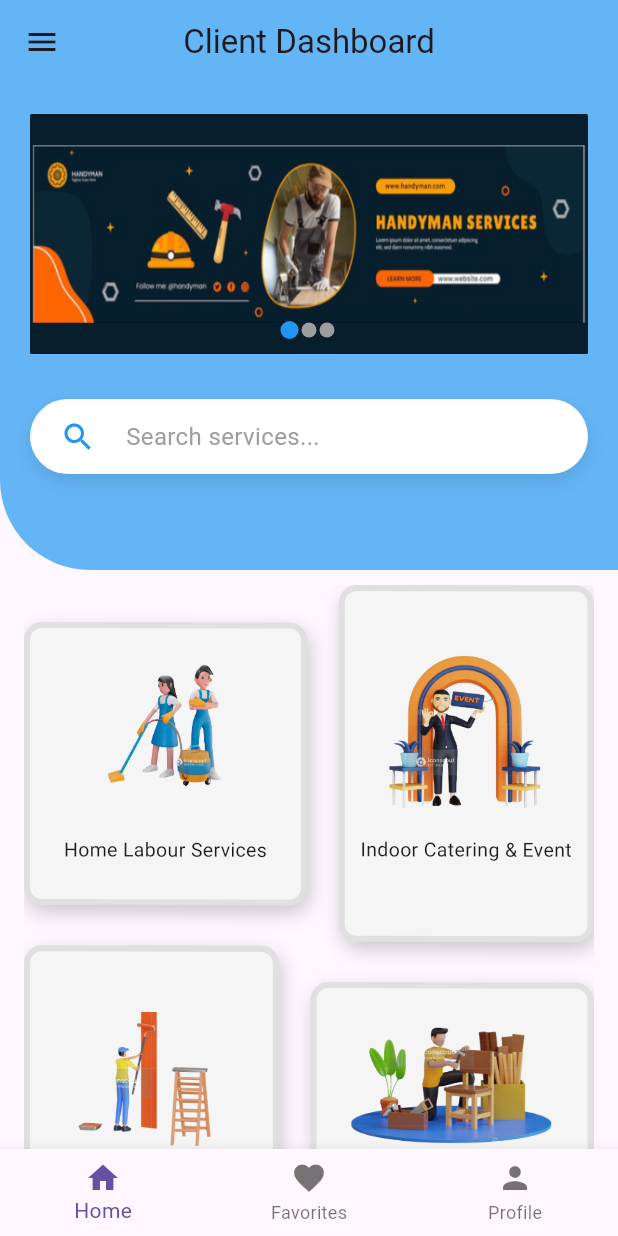
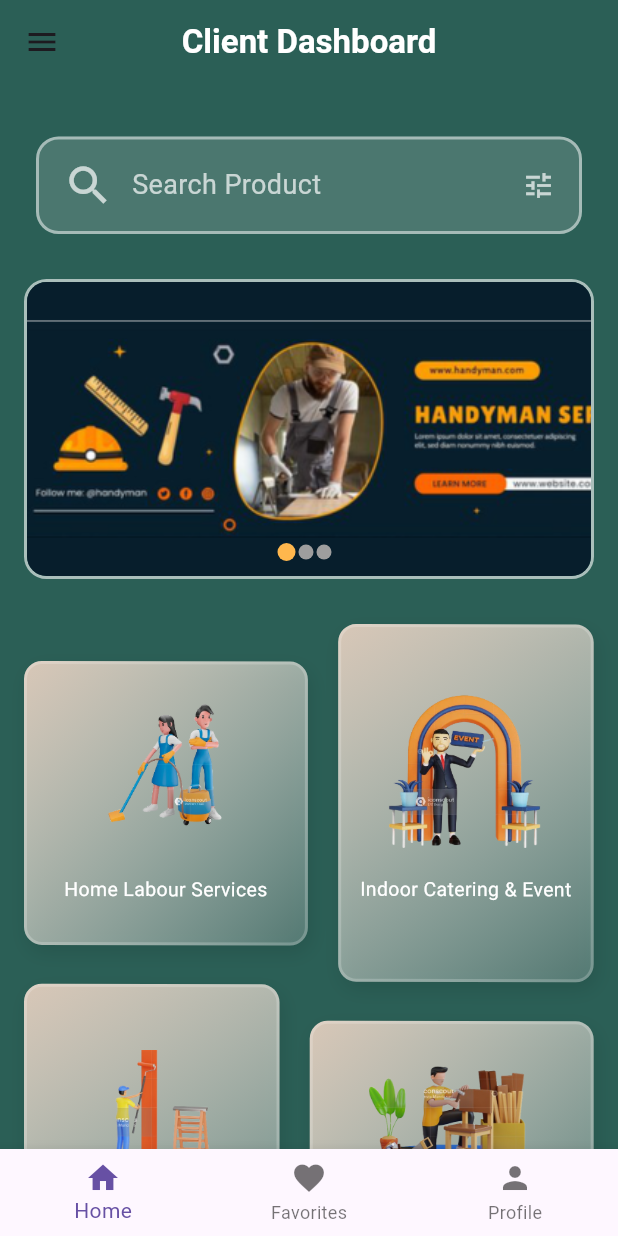
Before and after one commit to chhamza11/handyman_home_services_app, a Flutter app: the ClientDashboardScreen screen opened by its route, on a phone screen of 412 x 824 dp. Run offline on Flutter 3.47's test engine with Material 3 defaults, Android fonts, the phone set to English and light mode, and no system bars; drawn by our look-alikes of dots_indicator; our stand-ins replace animate_do, cloud_firestore, firebase_auth, firebase_core, flutter_animate, flutter_svg and 4 more; accounts and stored records are empty.

Commit message:
change home scren

```diff
--- a/lib/features/client/screens/client_dashboard.dart
+++ b/lib/features/client/screens/client_dashboard.dart
@@ -18,8 +18,6 @@ class ClientDashboardScreen extends StatefulWidget {
 
 class _ClientDashboardScreenState extends State<ClientDashboardScreen> {
   String currentSide = 'client'; // Tracks the current user side (Client)
-  int selectedService =
-      -1; // Tracks the selected service; -1 means no service selected
   late PageController
       _pageController; // Controller for the page view to auto-scroll banners
   int _currentBannerIndex =
@@ -27,6 +25,9 @@ class _ClientDashboardScreenState extends State<ClientDashboardScreen> {
   TextEditingController searchController =
       TextEditingController(); // Search bar controller
   bool _isSearching = false;
+  bool _isHovered = false;
+  FocusNode _searchFocusNode = FocusNode();
+  int? _tempSelectedService; // For temporary selection display
 
   // List of banner images to be displayed in the banner slider
   List<String> bannerImages = [
@@ -52,6 +53,12 @@ class _ClientDashboardScreenState extends State<ClientDashboardScreen> {
     _startBannerAutoScroll(); // Start the auto-scrolling for the banner
   }
 
+  @override
+  void dispose() {
+    _searchFocusNode.dispose();
+    super.dispose();
+  }
+
   // Function to auto-scroll the banner images every 3 seconds
   void _startBannerAutoScroll() {
     Timer.periodic(Duration(seconds: 3), (Timer timer) {
@@ -73,7 +80,8 @@ class _ClientDashboardScreenState extends State<ClientDashboardScreen> {
   Future<void> _logout() async {
     try {
       // Get the MainController
-      final mainController = Provider.of<MainController>(context, listen: false);
+      final mainController =
+          Provider.of<MainController>(context, listen: false);
 
       // This will handle Firebase signout, clear SharedPreferences, and Hive storage
       await mainController.logout();
@@ -100,18 +108,8 @@ class _ClientDashboardScreenState extends State<ClientDashboardScreen> {
   }
 
   // Navigate to the respective service screen based on the selected service
-  void _navigateToNextScreen() {
-    if (selectedService == -1) {
-      ScaffoldMessenger.of(context).showSnackBar(
-        SnackBar(
-          content: Text('Please select a service first!'),
-          backgroundColor: Colors.red,
-        ),
-      );
-      return;
-    }
-
-    String selectedServiceName = services[selectedService].name;
+  void _navigateToNextScreen(int index) {
+    String selectedServiceName = services[index].name;
 
     // Navigate to the screen based on the selected service
     if (selectedServiceName == 'Home Labour Services') {
@@ -130,102 +128,97 @@ class _ClientDashboardScreenState extends State<ClientDashboardScreen> {
   @override
   Widget build(BuildContext context) {
     return Scaffold(
-      appBar: PreferredSize(
-        preferredSize: Size.fromHeight(
-            380.0), // Increased height to accommodate search bar
-        child: Container(
-          decoration: BoxDecoration(
-            color: Colors.blue[300],
-            borderRadius: BorderRadius.only(
-              bottomLeft: Radius.circular(60),
+      backgroundColor: Color(0xFF2B5F56),
+
+      appBar: AppBar(
+        backgroundColor: Colors.transparent,
+        elevation: 0,
+        title: Text(
+          'Client Dashboard',
+          style: TextStyle(
+            color: Colors.white,
+            fontWeight: FontWeight.bold,
           ),
         ),
+        centerTitle: true,
+        bottom: PreferredSize(
+          preferredSize: Size.fromHeight(110),
           child: Column(
             children: [
-              AppBar(
-                backgroundColor: Colors.transparent,
-                elevation: 0,
-                title: Text('Client Dashboard'),
-                centerTitle: true,
-              ),
-              // Existing container
-              Container(
-                height: 200,
-                width: MediaQuery.of(context).size.width,
-                padding: EdgeInsets.all(20.0),
-                child: Stack(
-                  children: [
-                    PageView.builder(
-                      controller: _pageController,
-                      itemCount: bannerImages.length,
-                      onPageChanged: (index) {
-                        setState(() {
-                          _currentBannerIndex = index;
-                        });
-                      },
-                      itemBuilder: (context, index) {
-                        return ClipRRect(
-                          borderRadius: BorderRadius.circular(1),
-                          child: BackdropFilter(
-                            filter: ImageFilter.blur(sigmaX: 5.0, sigmaY: 5.0),
-                            child: Image.asset(
-                              bannerImages[index],
-                              fit: BoxFit.fill,
-                            ),
-                          ),
-                        );
-                      },
-                    ),
-                    Positioned(
-                      bottom: 10,
-                      left: MediaQuery.of(context).size.width * 0.5 - 40,
-                      child: DotsIndicator(
-                        dotsCount: bannerImages.length,
-                        position: _currentBannerIndex.toDouble(),
-                        decorator: DotsDecorator(
-                          activeColor: Colors.blue,
-                          size: Size(10.0, 10.0),
-                          activeSize: Size(12.0, 12.0),
-                          spacing: EdgeInsets.symmetric(horizontal: 1.0),
-                        ),
-                      ),
-                    ),
-                  ],
-                ),
-              ),
-              // New Search Bar
+              SizedBox(height: 15),
               Padding(
-                padding: EdgeInsets.symmetric(horizontal: 20.0, vertical: 10.0),
+                padding: EdgeInsets.symmetric(horizontal: 24.0),
                 child: GestureDetector(
                   onTap: () {
                     setState(() {
                       _isSearching = true;
                     });
                   },
-                  child: Container(
-                    height: 50,
+                  child: AnimatedContainer(
+                    duration: Duration(milliseconds: 300),
+                    height: 65,
+                    width: MediaQuery.of(context).size.width * 0.9,
                     decoration: BoxDecoration(
-                      color: Colors.white,
-                      borderRadius: BorderRadius.circular(25),
-                      boxShadow: [
+                      color: _isSearching
+                          ? Colors.white.withOpacity(0.2)
+                          : Colors.white.withOpacity(0.15),
+                      borderRadius: BorderRadius.circular(15),
+                      border: Border.all(
+                        color: _isSearching
+                            ? Colors.white.withOpacity(0.3)
+                            : Colors.white.withOpacity(0.5),
+                        width: 2,
+                      ),
+                      boxShadow: _isSearching
+                          ? [
                               BoxShadow(
                                 color: Colors.black.withOpacity(0.1),
-                          blurRadius: 10,
-                          offset: Offset(0, 5),
-                        ),
-                      ],
+                                blurRadius: 8,
+                                offset: Offset(0, 4),
+                              )
+                            ]
+                          : [],
                     ),
                     child: _isSearching
                         ? TextField(
                             controller: searchController,
-                            autofocus:
-                                true, // Automatically show keyboard when search is activated
+                            style: TextStyle(
+                              color: Colors.white,
+                              fontSize: 16,
+                            ),
                             decoration: InputDecoration(
-                              hintText: 'Search services...',
-                              prefixIcon:
-                                  Icon(Icons.search, color: Colors.blue),
-                              suffixIcon: IconButton(
-                                icon: Icon(Icons.clear, color: Colors.grey),
+                              hintText: 'Search Product',
+                              hintStyle: TextStyle(
+                                color: Colors.white.withOpacity(0.7),
+                                fontSize: 16,
+                              ),
+                              prefixIcon: Padding(
+                                padding: EdgeInsets.only(left: 16, right: 8),
+                                child: Icon(
+                                  Icons.search,
+                                  color: Colors.white.withOpacity(0.7),
+                                  size: 24,
+                                ),
+                              ),
+                              suffixIcon: Row(
+                                mainAxisSize: MainAxisSize.min,
+                                children: [
+                                  IconButton(
+                                    icon: Icon(
+                                      Icons.tune,
+                                      color: Colors.white.withOpacity(0.7),
+                                      size: 22,
+                                    ),
+                                    onPressed: () {
+                                      // Add filter functionality here
+                                    },
+                                  ),
+                                  IconButton(
+                                    icon: Icon(
+                                      Icons.clear,
+                                      color: Colors.white.withOpacity(0.7),
+                                      size: 22,
+                                    ),
                                     onPressed: () {
                                       setState(() {
                                         searchController.clear();
@@ -233,34 +226,42 @@ class _ClientDashboardScreenState extends State<ClientDashboardScreen> {
                                       });
                                     },
                                   ),
+                                ],
+                              ),
                               border: InputBorder.none,
-                              contentPadding: EdgeInsets.symmetric(
-                                  horizontal: 20, vertical: 15),
+                              contentPadding:
+                                  EdgeInsets.symmetric(horizontal: 16),
                             ),
-                            onChanged: (value) {
-                              setState(() {
-                                // Implement your search logic here
-                              });
-                            },
                           )
                         : Row(
                             children: [
-                              Padding(
-                                padding: EdgeInsets.symmetric(horizontal: 20),
-                                child: Icon(Icons.search, color: Colors.blue),
+                              SizedBox(width: 16),
+                              Icon(
+                                Icons.search,
+                                color: Colors.white.withOpacity(0.7),
+                                size: 34,
                               ),
+                              SizedBox(width: 12),
                               Text(
-                                'Search services...',
+                                'Search Product',
                                 style: TextStyle(
-                                  color: Colors.grey,
-                                  fontSize: 16,
+                                  color: Colors.white.withOpacity(0.7),
+                                  fontSize: 18,
                                 ),
                               ),
+                              Spacer(),
+                              Icon(
+                                Icons.tune,
+                                color: Colors.white.withOpacity(0.7),
+                                size: 22,
+                              ),
+                              SizedBox(width: 16),
                             ],
                           ),
                   ),
                 ),
               ),
+              SizedBox(height: 10),
             ],
           ),
         ),
@@ -304,59 +305,127 @@ class _ClientDashboardScreenState extends State<ClientDashboardScreen> {
           ],
         ),
       ),
-      body: Padding(
+      body: SingleChildScrollView(
+        child: Padding(
           padding: EdgeInsets.symmetric(horizontal: 16.0),
-        child: LayoutBuilder(
-          builder: (context, constraints) {
-            final screenHeight = constraints.maxHeight;
-            final screenWidth = constraints.maxWidth;
-
-            return Column(
+          child: Column(
             children: [
-                SizedBox(height: 10),
-                // GridView to display service options
-                Expanded(
-                  child: GridView.custom(
+              SizedBox(height: 20),
+              // Banner Container
+              Container(
+                height: 200,
+                width: MediaQuery.of(context).size.width,
+                decoration: BoxDecoration(
+                  borderRadius: BorderRadius.circular(15),
+                  border: Border.all(
+                    color: Colors.white.withOpacity(0.6),
+                    width: 2,
+                  ),
+                ),
+                child: ClipRRect(
+                  borderRadius: BorderRadius.circular(
+                      13), // Slightly smaller than container border radius
+                  child: Stack(
+                    children: [
+                      PageView.builder(
+                        controller: _pageController,
+                        itemCount: bannerImages.length,
+                        onPageChanged: (index) {
+                          setState(() {
+                            _currentBannerIndex = index;
+                          });
+                        },
+                        itemBuilder: (context, index) {
+                          return Image.asset(
+                            bannerImages[index],
+                            fit: BoxFit
+                                .cover, // Changed to cover for better fitting
+                          );
+                        },
+                      ),
+                      Positioned(
+                        bottom: 10,
+                        left: MediaQuery.of(context).size.width * 0.5 - 40,
+                        child: DotsIndicator(
+                          dotsCount: bannerImages.length,
+                          position: _currentBannerIndex.toDouble(),
+                          decorator: DotsDecorator(
+                            activeColor: Color(0xFFFFB74D),
+                            size: Size(10.0, 10.0),
+                            activeSize: Size(12.0, 12.0),
+                            spacing: EdgeInsets.symmetric(horizontal: 1.0),
+                          ),
+                        ),
+                      ),
+                    ],
+                  ),
+                ),
+              ),
+              SizedBox(height: 30),
+              // Services Grid
+              GridView.custom(
+                shrinkWrap: true,
+                physics: NeverScrollableScrollPhysics(),
                 gridDelegate: SliverWovenGridDelegate.count(
                   crossAxisCount: 2,
-                      mainAxisSpacing: 2,
-                      crossAxisSpacing: 2,
+                  mainAxisSpacing: 1,
+                  crossAxisSpacing: 1,
                   pattern: [
-                        WovenGridTile(1), // First tile takes up normal space
+                    WovenGridTile(1),
                     WovenGridTile(
-                          5 / 7, // Next tile takes up more space (5/7)
-                          crossAxisRatio: 0.9, // Makes it wider
-                          alignment: AlignmentDirectional
-                              .centerEnd, // Align to the right
+                      5 / 7,
+                      crossAxisRatio: 0.9,
+                      alignment: AlignmentDirectional.centerEnd,
                     ),
                   ],
                 ),
                 childrenDelegate: SliverChildBuilderDelegate(
                   (context, index) => GestureDetector(
-                        onTap: () {
+                    onTapDown: (_) {
+                      // When user starts pressing
                       setState(() {
-                            selectedService =
-                                index; // Update the selected service
+                        _tempSelectedService = index;
                       });
-                          _navigateToNextScreen(); // Navigate based on selected service
+                    },
+                    onTapUp: (_) {
+                      // When user releases the tap
+                      setState(() {
+                        _tempSelectedService = null;
+                        _navigateToNextScreen(index); // Pass the index directly
+                      });
+                    },
+                    onTapCancel: () {
+                      // If the tap is canceled
+                      setState(() {
+                        _tempSelectedService = null;
+                      });
                     },
                     child: AnimatedContainer(
-                          duration: Duration(milliseconds: 500),
+                      duration: Duration(milliseconds: 200),
                       padding: EdgeInsets.all(8.0),
                       decoration: BoxDecoration(
-                            color: selectedService == index
-                                ? Colors.blue.shade100
-                                : Colors.grey.shade100,
+                        gradient: LinearGradient(
+                          begin: Alignment.topLeft,
+                          end: Alignment.bottomRight,
+                          colors: _tempSelectedService == index
+                              ? [
+                                  Color(0xFF2B5F56).withOpacity(0.3),
+                                  Color(0xFF2B5F56).withOpacity(0.4),
+                                ]
+                              : [
+                                  Color(0xFFD8C7B7)
+                                      .withOpacity(1), // 50% opacity
+                                  Colors.white.withOpacity(0.2),
+                                ],
+                        ),
                         borderRadius: BorderRadius.circular(12.0),
                         border: Border.all(
-                              color: selectedService == index
-                                  ? Colors.blue
-                                  : Colors.grey.shade300,
-                              width: 4.0,
+                          color: Colors.white.withOpacity(0.2),
+                          width: 2.0,
                         ),
                         boxShadow: [
                           BoxShadow(
-                                color: Colors.black.withOpacity(0.2),
+                            color: Colors.black.withOpacity(0.1),
                             offset: Offset(2, 5),
                             blurRadius: 10,
                           ),
@@ -366,26 +435,23 @@ class _ClientDashboardScreenState extends State<ClientDashboardScreen> {
                       child: Column(
                         mainAxisAlignment: MainAxisAlignment.center,
                         children: [
-                              // Service image
                           Image.asset(
-                                services[index]
-                                    .imageURL, // Load the image from assets
-                                height: 105, // Adjust image size as needed
+                            services[index].imageURL,
+                            height: 105,
                           ),
                           SizedBox(height: 10),
-                              // Service name text (with wrapping enabled)
                           Flexible(
                             child: Container(
                               padding: EdgeInsets.symmetric(vertical: 8.0),
                               child: Text(
                                 services[index].name,
-                                    style: TextStyle(fontSize: 13),
-                                    textAlign:
-                                        TextAlign.center, // Centers the text
-                                    overflow: TextOverflow
-                                        .visible, // Ensures text is visible if it's long
-                                    softWrap:
-                                        true, // Wrap text if it's too long
+                                style: TextStyle(
+                                  fontSize: 13,
+                                  color: Colors.white,
+                                ),
+                                textAlign: TextAlign.center,
+                                overflow: TextOverflow.visible,
+                                softWrap: true,
                               ),
                             ),
                           ),
@@ -393,13 +459,11 @@ class _ClientDashboardScreenState extends State<ClientDashboardScreen> {
                       ),
                     ),
                   ),
-                      childCount: services.length, // Total number of services
-                    ),
+                  childCount: services.length,
                 ),
               ),
             ],
-            );
-          },
+          ),
         ),
       ),
       bottomNavigationBar: BottomNavigationBar(
--- a/pubspec.yaml
+++ b/pubspec.yaml
@@ -35,6 +35,7 @@ dependencies:
   flutter_svg: ^2.0.17
   hive_flutter: ^1.1.0
   path_provider: ^2.1.5
+  shimmer: ^3.0.0
 
 dev_dependencies:
   flutter_test:
```
Also changed, not shown: pubspec.lock. Lines whose indentation alone changed are shown as unchanged.
